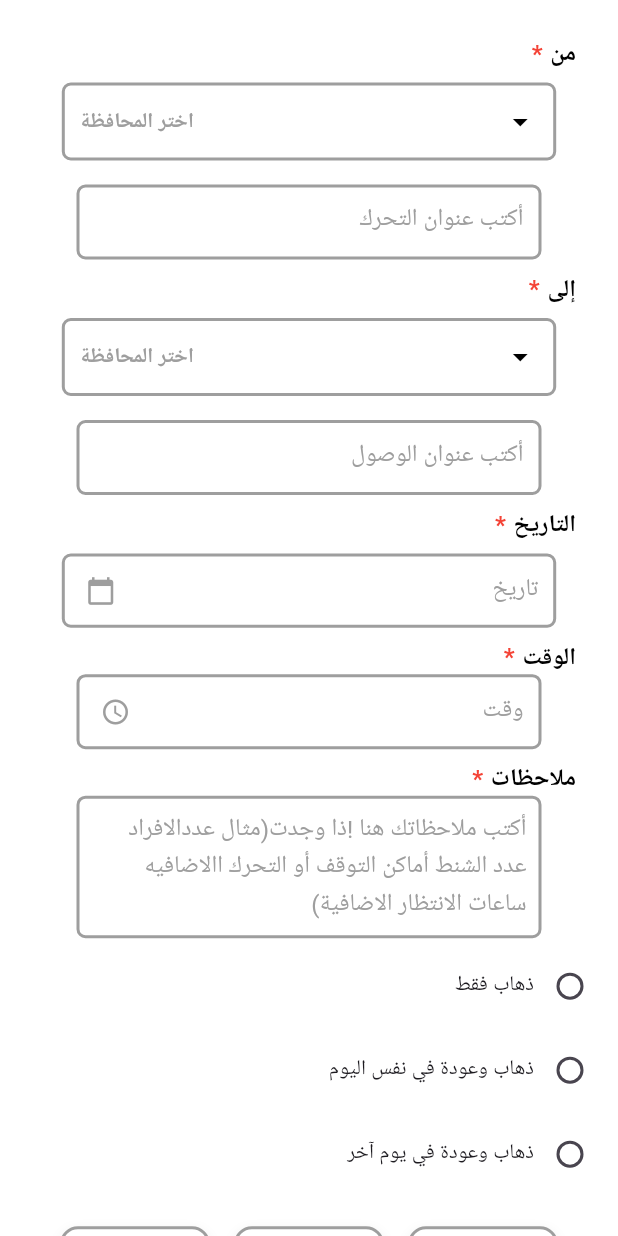
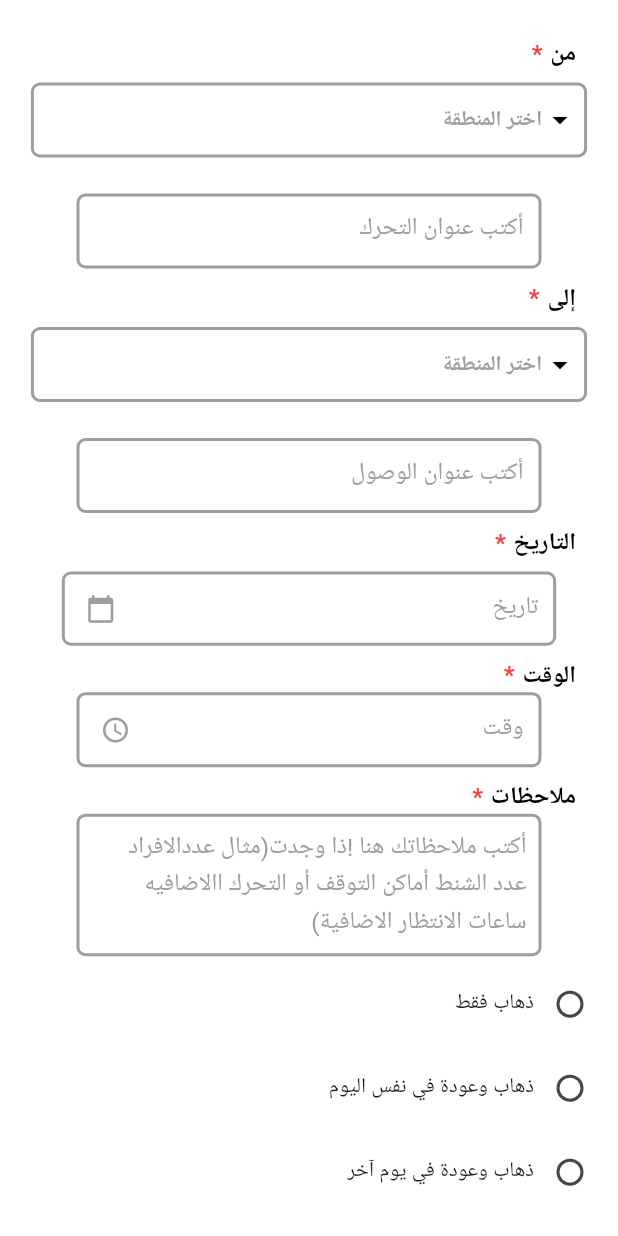
Before and after one commit to Shehab-Emad20/AL-Mahaba, a Flutter app: the FormPage screen opened directly, on a phone screen of 412 x 824 dp. Run offline on Flutter 3.47's test engine with Material 3 defaults, Android fonts, the phone set to English and light mode, and no system bars; our stand-ins replace device_preview, dio, shared_preferences; accounts and stored records are empty.

Commit message:
fix proplem

```diff
--- a/lib/form/widgets/dropdown_container.dart
+++ b/lib/form/widgets/dropdown_container.dart
@@ -17,40 +17,63 @@ class DropdownContainer extends StatelessWidget {
   @override
   Widget build(BuildContext context) {
     final screenSize = MediaQuery.of(context).size;
+    final isDesktop = screenSize.width > 900;
+    final isTablet = screenSize.width > 600 && screenSize.width <= 900;
+    final containerWidth = isDesktop
+        ? 600.0
+        : (isTablet ? screenSize.width * 0.8 : screenSize.width * 0.9);
+
+    // تأكد من أن القيمة المحددة موجودة في القائمة
+    final effectiveValue =
+        (selectedValue?.isEmpty ?? true) || !items.contains(selectedValue)
+            ? null
+            : selectedValue;
 
     return Container(
-      padding: const EdgeInsets.symmetric(horizontal: 10),
-      width: screenSize.width * 0.8, // Use relative width
+      height: 50,
+      width: containerWidth,
       decoration: BoxDecoration(
         color: Colors.white,
         borderRadius: BorderRadius.circular(6),
         border: Border.all(color: Colors.grey, width: 2),
       ),
+      child: DropdownButtonHideUnderline(
+        child: ButtonTheme(
+          alignedDropdown: true,
           child: DropdownButton<String>(
+            value: effectiveValue,
             isExpanded: true,
+            alignment: AlignmentDirectional.centerEnd,
             hint: Text(
               hintText,
               textAlign: TextAlign.right,
-          style:
-              const TextStyle(color: Colors.grey, fontWeight: FontWeight.bold),
+              style: const TextStyle(
+                color: Colors.grey,
+                fontWeight: FontWeight.bold,
+              ),
             ),
             icon: const Icon(Icons.arrow_drop_down, color: Colors.black),
-        style:
-            const TextStyle(color: Colors.black, fontWeight: FontWeight.bold),
-        underline: Container(),
-        onChanged: onChanged,
+            style: const TextStyle(
+              color: Colors.black,
+              fontWeight: FontWeight.bold,
+            ),
+            menuMaxHeight: 300,
             items: items.map<DropdownMenuItem<String>>((String value) {
               return DropdownMenuItem<String>(
                 value: value,
-            child: Align(
+                child: Container(
                   alignment: Alignment.centerRight,
                   child: Text(
                     value,
+                    textAlign: TextAlign.right,
                     textDirection: TextDirection.rtl,
                   ),
                 ),
               );
             }).toList(),
+            onChanged: onChanged,
+          ),
+        ),
       ),
     );
   }
--- a/lib/form/widgets/governorate_drop_down.dart
+++ b/lib/form/widgets/governorate_drop_down.dart
@@ -2,11 +2,10 @@ import 'package:flutter/material.dart';
 import 'package:almahaba/form/widgets/dropdown_container.dart';
 
 class GovernorateDropdown extends StatefulWidget {
-  final String? selectedGovernorate; // المحافظة المحددة حاليًا
-  final String? selectedRegion; // المنطقة المحددة حاليًا
-  final ValueChanged<String?>? onChangeRegion; // دالة لاستدعاء تغيير المنطقة
-  final ValueChanged<String?>?
-      onChangeGovernorate; // دالة لاستدعاء تغيير المحافظة
+  final String? selectedGovernorate;
+  final String? selectedRegion;
+  final ValueChanged<String?>? onChangeRegion;
+  final ValueChanged<String?>? onChangeGovernorate;
 
   const GovernorateDropdown({
     super.key,
@@ -21,18 +20,9 @@ class GovernorateDropdown extends StatefulWidget {
 }
 
 class _GovernorateDropdownState extends State<GovernorateDropdown> {
-  String? selectedRegion; // المنطقة التي تم اختيارها حاليًا
-  String? selectedGovernorate; // المحافظة التي تم اختيارها حاليًا
+  String? selectedRegion;
+  String? selectedGovernorate;
 
-  @override
-  void initState() {
-    super.initState();
-    // تأكد من أن القيم تم تمريرها بشكل صحيح
-    selectedRegion = widget.selectedRegion;
-    selectedGovernorate = widget.selectedGovernorate ?? widget.selectedRegion;
-  }
-
-  /// قائمة المحافظات والمناطق المرتبطة بها
   final Map<String, List<String>> governorates = {
     "القاهرة": [
       "القاهرة",
@@ -285,50 +275,57 @@ class _GovernorateDropdownState extends State<GovernorateDropdown> {
   };
 
   @override
+  void initState() {
+    super.initState();
+    selectedRegion = widget.selectedRegion;
+    selectedGovernorate = widget.selectedGovernorate;
+  }
+
+  @override
+  void didUpdateWidget(GovernorateDropdown oldWidget) {
+    super.didUpdateWidget(oldWidget);
+    if (widget.selectedRegion != selectedRegion) {
+      setState(() {
+        selectedRegion = widget.selectedRegion;
+      });
+    }
+    if (widget.selectedGovernorate != selectedGovernorate) {
+      setState(() {
+        selectedGovernorate = widget.selectedGovernorate;
+      });
+    }
+  }
+
+  @override
   Widget build(BuildContext context) {
     return Column(
       children: [
-        // القائمة المنسدلة للمحافظة
         DropdownContainer(
-          items: governorates.keys.toList(), // أسماء المحافظات
-          hintText: 'اختر المحافظة', // النص الإرشادي
-          selectedValue: selectedRegion ?? '', // إذا كانت null يعرض نص فارغ
+          items: governorates.keys.toList(),
+          hintText: 'اختر المنطقة',
+          selectedValue: selectedRegion ?? '',
           onChanged: (String? newValue) {
             setState(() {
-              selectedRegion = newValue; // تحديث المحافظة المختارة
-              selectedGovernorate = newValue; // تعيين نفس القيمة للمنطقة
+              selectedRegion = newValue;
+              selectedGovernorate = null;
             });
-
-            if (newValue != null && governorates.containsKey(newValue)) {
-              widget.onChangeRegion?.call(newValue);
-              widget.onChangeGovernorate
-                  ?.call(null); // تعيين null للمنطقة لتحديثها
-            } else {
-              widget.onChangeRegion?.call(null);
-              widget.onChangeGovernorate?.call(null);
-            }
+            widget.onChangeRegion?.call(newValue);
           },
         ),
-        SizedBox(height: 8), // مسافة بين العناصر
-        // القائمة المنسدلة للمنطقة
+        const SizedBox(height: 16),
         if (selectedRegion != null && governorates[selectedRegion] != null)
           DropdownContainer(
-            items: governorates[
-                selectedRegion]!, // الأماكن التابعة للمحافظة المحددة
-            hintText: 'اختر المكان',
-            selectedValue: selectedGovernorate ?? '', // قيمة المنطقة المختارة
+            items: governorates[selectedRegion]!,
+            hintText: 'اختر المحافظة',
+            selectedValue: selectedGovernorate ?? '',
             onChanged: (String? newValue) {
-              if (newValue != null &&
-                  governorates[selectedRegion]!.contains(newValue)) {
-                setState(() {
-                  selectedGovernorate = newValue; // تحديث المنطقة المختارة
-                });
-                widget.onChangeGovernorate
-                    ?.call(newValue); // استدعاء دالة التغيير
-              }
+              setState(() {
+                selectedGovernorate = newValue;
+              });
+              widget.onChangeGovernorate?.call(newValue);
             },
           ),
-      ],
+     ],
     );
   }
 }
```
Also changed, not shown: pubspec.yaml (+2 -5 lines), pubspec.lock. Lines whose indentation alone changed are shown as unchanged.
